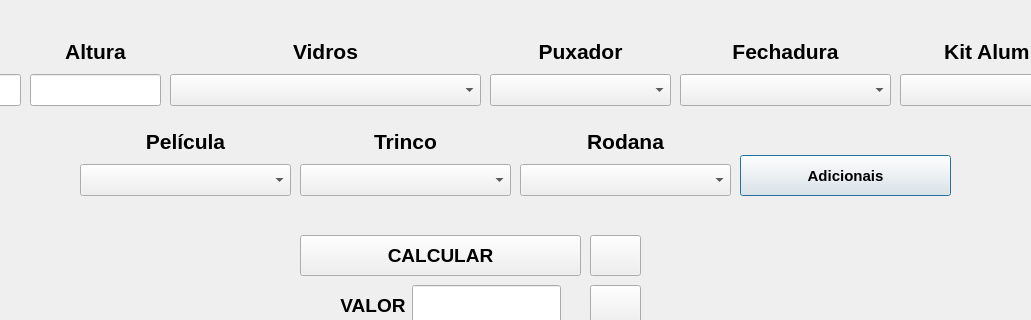
First picture: the form in ArtvidrosV3/portade2folhas.ui, repository PedrOliveiraM/Artvidros-2023, before the edit; both pictures show x 180 to 1211 and y 245 to 565 of the 1366 by 768 pixel window.
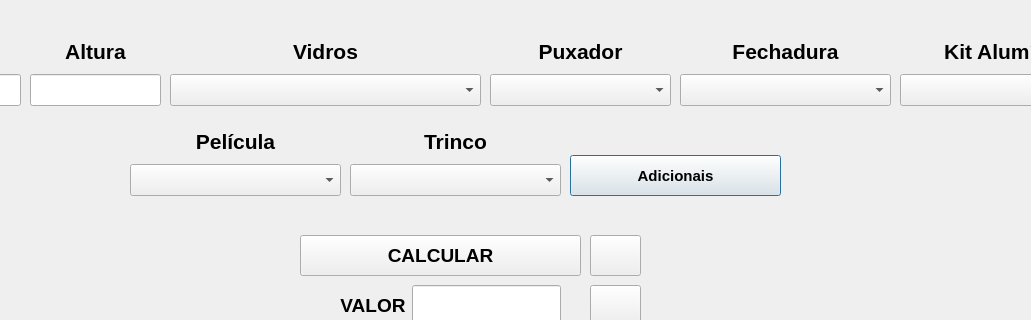
Second picture: the form after the edit. Icons and pictures are not drawn.

What changed in the file:
```diff
--- a/ArtvidrosV3/portade2folhas.ui
+++ b/ArtvidrosV3/portade2folhas.ui
@@ -36,7 +36,7 @@
   <widget class="QPushButton" name="pushButtonRefatorando">
    <property name="geometry">
     <rect>
-     <x>920</x>
+     <x>750</x>
      <y>400</y>
      <width>211</width>
      <height>41</height>
@@ -410,7 +410,7 @@
   <widget class="QWidget" name="layoutWidget_7">
    <property name="geometry">
     <rect>
-     <x>260</x>
+     <x>310</x>
      <y>370</y>
      <width>211</width>
      <height>71</height>
@@ -490,7 +490,7 @@
   <widget class="QWidget" name="layoutWidget_9">
    <property name="geometry">
     <rect>
-     <x>480</x>
+     <x>530</x>
      <y>370</y>
      <width>211</width>
      <height>71</height>
@@ -567,46 +567,6 @@
     </item>
    </layout>
   </widget>
-  <widget class="QWidget" name="layoutWidget_12">
-   <property name="geometry">
-    <rect>
-     <x>700</x>
-     <y>370</y>
-     <width>211</width>
-     <height>71</height>
-    </rect>
-   </property>
-   <layout class="QVBoxLayout" name="verticalLayout_11">
-    <item>
-     <widget class="QLabel" name="label_10">
-      <property name="text">
-       <string>&lt;html&gt;&lt;head/&gt;&lt;body&gt;&lt;p align=&quot;center&quot;&gt;&lt;span style=&quot; font-size:16pt; font-weight:700;&quot;&gt;Rodana&lt;/span&gt;&lt;/p&gt;&lt;/body&gt;&lt;/html&gt;</string>
-      </property>
-     </widget>
-    </item>
-    <item>
-     <widget class="QComboBox" name="comboBoxRodana">
-      <property name="sizePolicy">
-       <sizepolicy hsizetype="Preferred" vsizetype="Preferred">
-        <horstretch>0</horstretch>
-        <verstretch>0</verstretch>
-       </sizepolicy>
-      </property>
-      <property name="font">
-       <font>
-        <pointsize>11</pointsize>
-        <bold>true</bold>
-       </font>
-      </property>
-      <item>
-       <property name="text">
-        <string/>
-       </property>
-      </item>
-     </widget>
-    </item>
-   </layout>
-  </widget>
  </widget>
  <tabstops>
   <tabstop>lineEditLargura</tabstop>
```
Left out of the diff: 1 changed line with no effect on the pictures.
